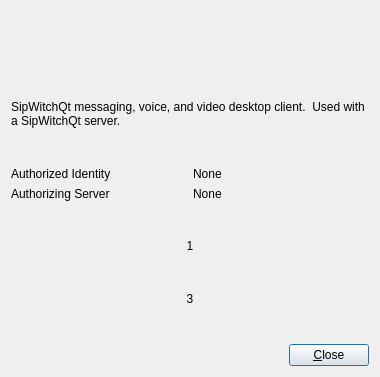
This is Dialogs/about.ui in dyfet/tycho_sipwitchqt as Qt 5 draws it before an edit. The edited form follows.
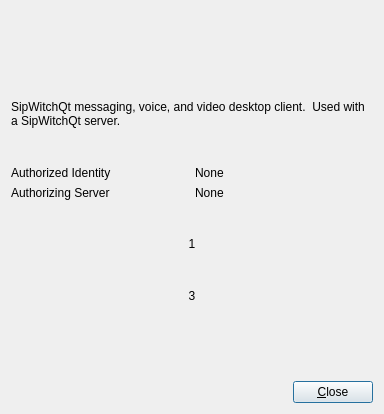
This is the edited form. Icons and pictures are not drawn.

Commit message: Options, device keys, profile settings

```diff
--- a/Dialogs/about.ui
+++ b/Dialogs/about.ui
@@ -24,8 +24,8 @@
    <rect>
     <x>0</x>
     <y>0</y>
-    <width>380</width>
-    <height>377</height>
+    <width>384</width>
+    <height>414</height>
    </rect>
   </property>
   <property name="windowTitle">
@@ -241,6 +241,33 @@
        </property>
       </spacer>
      </item>
+     <item>
+      <widget class="QLabel" name="deviceKey1">
+       <property name="font">
+        <font>
+         <family>Courier New</family>
+        </font>
+       </property>
+       <property name="text">
+        <string/>
+       </property>
+       <property name="wordWrap">
+        <bool>true</bool>
+       </property>
+      </widget>
+     </item>
+     <item>
+      <widget class="QLabel" name="deviceKey2">
+       <property name="font">
+        <font>
+         <family>Courier New</family>
+        </font>
+       </property>
+       <property name="text">
+        <string/>
+       </property>
+      </widget>
+     </item>
      <item>
       <layout class="QHBoxLayout" name="horizontalLayout_2">
        <item>
```
The commit also changes 38 other files.
